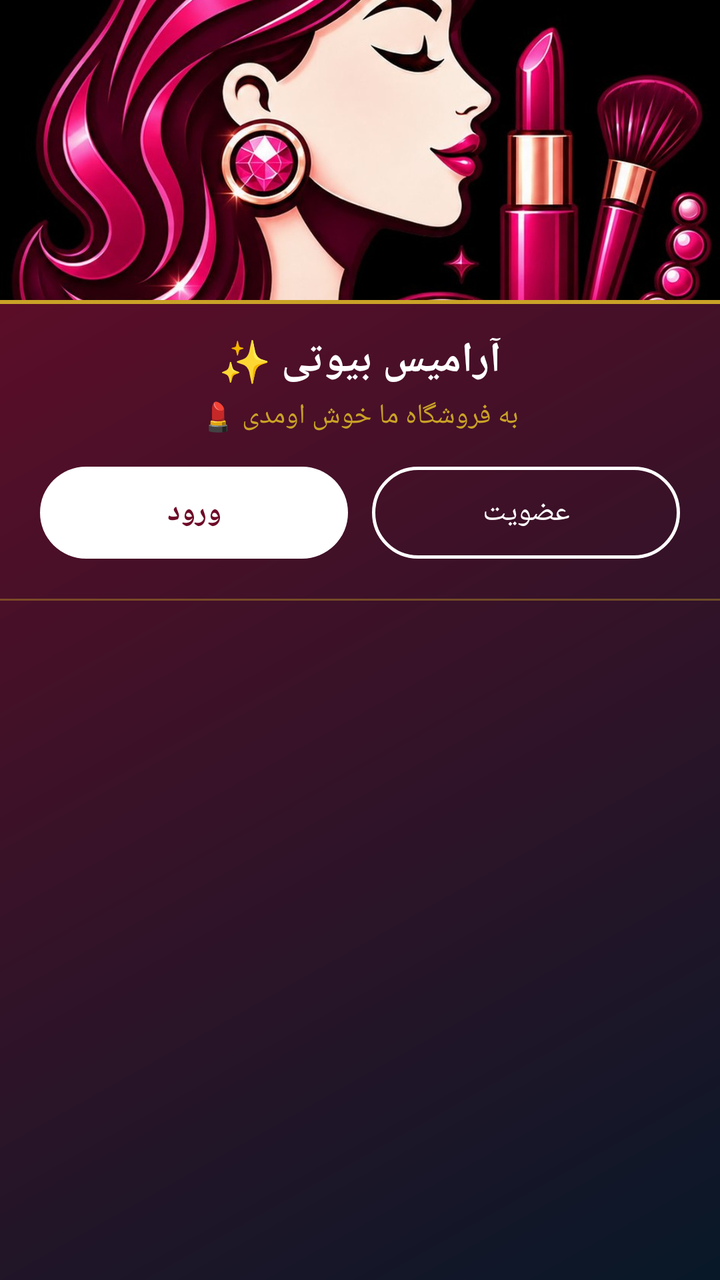
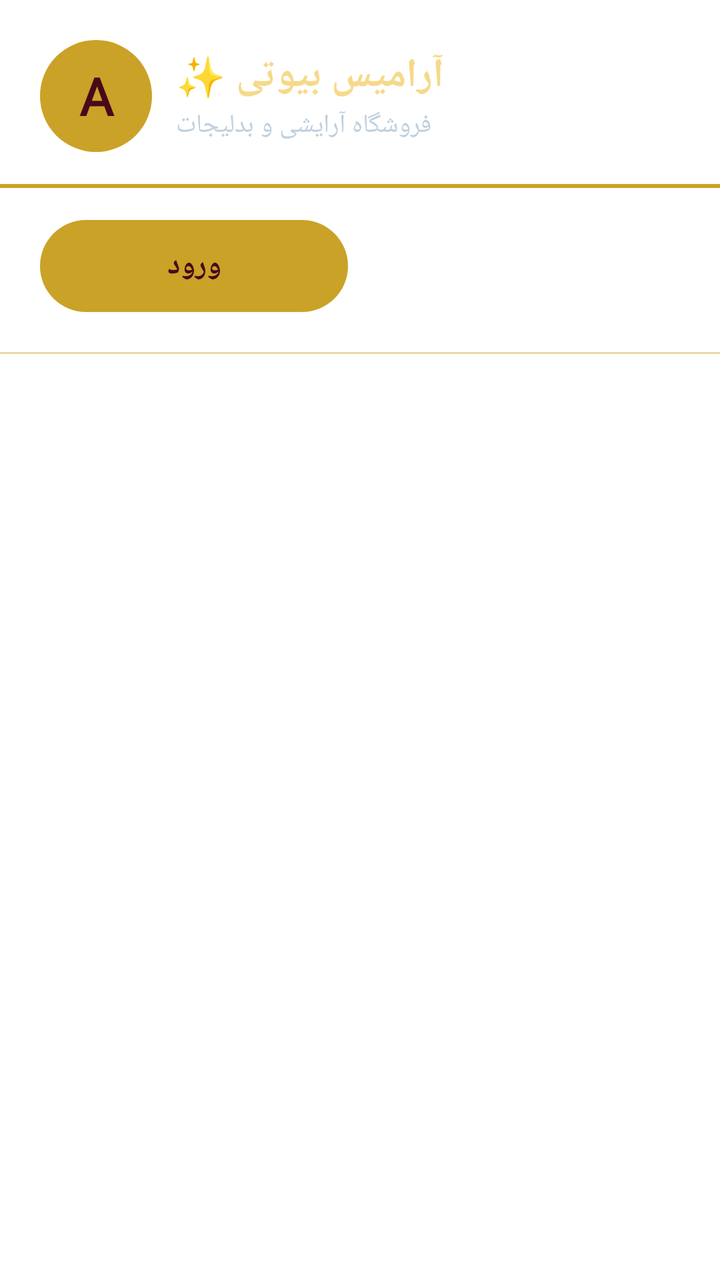

Compare the two renders of this Android layout. The source of the first and the diff that turns it into the second are given below.
<!-- AndroidManifest.xml: application theme Theme.AramisBeauty -->
<!-- res/layout/nav_header_main.xml -->
<?xml version="1.0" encoding="utf-8"?>
<LinearLayout xmlns:android="http://schemas.android.com/apk/res/android"
    xmlns:app="http://schemas.android.com/apk/res-auto"
    android:layout_width="match_parent"
    android:layout_height="wrap_content"
    android:background="@drawable/drawer_header_gradient"
    android:orientation="vertical">

    <ImageView
        android:layout_width="match_parent"
        android:layout_height="150dp"
        android:contentDescription="@string/app_name"
        android:scaleType="centerCrop"
        android:src="@drawable/drawer_banner" />

    <View
        android:layout_width="match_parent"
        android:layout_height="2dp"
        android:background="@color/gold" />

    <TextView
        android:layout_width="wrap_content"
        android:layout_height="wrap_content"
        android:layout_gravity="center"
        android:layout_marginTop="14dp"
        android:text="آرامیس بیوتی ✨"
        android:textColor="@color/white"
        android:textSize="21sp"
        android:textStyle="bold" />

    <TextView
        android:layout_width="wrap_content"
        android:layout_height="wrap_content"
        android:layout_gravity="center"
        android:layout_marginTop="4dp"
        android:text="به فروشگاه ما خوش اومدی 💄"
        android:textColor="@color/gold"
        android:textSize="14sp" />

    <LinearLayout
        android:id="@+id/auth_buttons_row"
        android:layout_width="match_parent"
        android:layout_height="wrap_content"
        android:layout_marginTop="16dp"
        android:orientation="horizontal"
        android:paddingStart="20dp"
        android:paddingEnd="20dp"
        android:paddingBottom="20dp">

        <Button
            android:id="@+id/btn_login"
            android:layout_width="0dp"
            android:layout_height="46dp"
            android:layout_marginEnd="6dp"
            android:layout_weight="1"
            android:background="@drawable/btn_white_pill"
            android:text="@string/login"
            android:textColor="@color/burgundy"
            android:textSize="15sp"
            android:textStyle="bold"
            app:backgroundTint="@null" />

        <Button
            android:id="@+id/btn_register"
            android:layout_width="0dp"
            android:layout_height="46dp"
            android:layout_marginStart="6dp"
            android:layout_weight="1"
            android:background="@drawable/btn_outline_white_pill"
            android:text="@string/register"
            android:textColor="@color/white"
            android:textSize="15sp"
            app:backgroundTint="@null" />

    </LinearLayout>

    <Button
        android:id="@+id/btn_profile"
        android:layout_width="match_parent"
        android:layout_height="46dp"
        android:layout_marginStart="20dp"
        android:layout_marginTop="16dp"
        android:layout_marginEnd="20dp"
        android:layout_marginBottom="20dp"
        android:background="@drawable/btn_white_pill"
        android:text="👤 مشاهده پروفایل"
        android:textColor="@color/burgundy"
        android:textSize="15sp"
        android:textStyle="bold"
        android:visibility="gone"
        app:backgroundTint="@null" />

    <View
        android:layout_width="match_parent"
        android:layout_height="1dp"
        android:alpha="0.4"
        android:background="@color/gold" />

</LinearLayout>
<!-- resources referenced by this layout -->
<resources>
  <color name="burgundy">#6E0B28</color>
  <color name="gold">#C9A227</color>
  <color name="white">#FFFFFF</color>
  <!-- drawable btn_outline_white_pill (drawable) -->
  <?xml version="1.0" encoding="utf-8"?>
  <shape xmlns:android="http://schemas.android.com/apk/res/android"
      android:shape="rectangle">
      <solid android:color="#00000000" />
      <stroke
          android:width="1.5dp"
          android:color="@color/white" />
      <corners android:radius="24dp" />
  </shape>
  <!-- drawable btn_white_pill (drawable) -->
  <?xml version="1.0" encoding="utf-8"?>
  <shape xmlns:android="http://schemas.android.com/apk/res/android"
      android:shape="rectangle">
      <solid android:color="@color/white" />
      <corners android:radius="24dp" />
  </shape>
  <!-- drawable drawer_banner: jpg bitmap (drawable, 138027 bytes) -->
  <!-- drawable drawer_header_gradient (drawable) -->
  <?xml version="1.0" encoding="utf-8"?>
  <shape xmlns:android="http://schemas.android.com/apk/res/android"
      android:shape="rectangle">
      <gradient
          android:angle="135"
          android:endColor="@color/burgundy"
          android:startColor="@color/header_top"
          android:type="linear" />
  </shape>
  <string name="app_name">آرامیس بیوتی</string>
  <string name="login">ورود</string>
  <string name="register">عضویت</string>
  <style name="Theme.AramisBeauty" parent="Theme.Material3.DayNight.NoActionBar">
          <item name="colorPrimary">@color/burgundy</item>
          <item name="colorPrimaryDark">@color/burgundy_dark</item>
          <item name="colorOnPrimary">@color/white</item>
          <item name="colorSecondary">@color/gold</item>
          <item name="android:windowBackground">@color/white</item>
          <item name="colorSurface">@color/white</item>
      </style>
  <color name="header_top">#081828</color>
  <color name="burgundy_dark">#4A0819</color>
</resources>

<!-- the commit's change to res/layout/nav_header_main.xml (unified diff, before → after) -->
@@ -3,39 +3,57 @@
     xmlns:app="http://schemas.android.com/apk/res-auto"
     android:layout_width="match_parent"
     android:layout_height="wrap_content"
-    android:background="@drawable/drawer_header_gradient"
-    android:orientation="vertical">
+    android:orientation="vertical"
+    android:paddingTop="20dp">
 
-    <ImageView
+    <LinearLayout
         android:layout_width="match_parent"
-        android:layout_height="150dp"
-        android:contentDescription="@string/app_name"
-        android:scaleType="centerCrop"
-        android:src="@drawable/drawer_banner" />
+        android:layout_height="wrap_content"
+        android:gravity="center_vertical"
+        android:orientation="horizontal"
+        android:paddingStart="20dp"
+        android:paddingEnd="20dp">
+
+        <TextView
+            android:layout_width="56dp"
+            android:layout_height="56dp"
+            android:background="@drawable/circle_gold"
+            android:fontFamily="@font/vazirmatn"
+            android:gravity="center"
+            android:text="A"
+            android:textColor="@color/burgundy_dark"
+            android:textSize="26sp"
+            android:textStyle="bold" />
+
+        <LinearLayout
+            android:layout_width="wrap_content"
+            android:layout_height="wrap_content"
+            android:layout_marginStart="12dp"
+            android:orientation="vertical">
+
+            <TextView
+                android:layout_width="wrap_content"
+                android:layout_height="wrap_content"
+                android:text="آرامیس بیوتی ✨"
+                android:textColor="@color/glass_gold_light"
+                android:textSize="20sp"
+                android:textStyle="bold" />
+
+            <TextView
+                android:layout_width="wrap_content"
+                android:layout_height="wrap_content"
+                android:layout_marginTop="2dp"
+                android:text="فروشگاه آرایشی و بدلیجات"
+                android:textColor="#BFD0DE"
+                android:textSize="13sp" />
+        </LinearLayout>
+    </LinearLayout>
 
     <View
         android:layout_width="match_parent"
         android:layout_height="2dp"
+        android:layout_marginTop="16dp"
         android:background="@color/gold" />
-
-    <TextView
-        android:layout_width="wrap_content"
-        android:layout_height="wrap_content"
-        android:layout_gravity="center"
-        android:layout_marginTop="14dp"
-        android:text="آرامیس بیوتی ✨"
-        android:textColor="@color/white"
-        android:textSize="21sp"
-        android:textStyle="bold" />
-
-    <TextView
-        android:layout_width="wrap_content"
-        android:layout_height="wrap_content"
-        android:layout_gravity="center"
-        android:layout_marginTop="4dp"
-        android:text="به فروشگاه ما خوش اومدی 💄"
-        android:textColor="@color/gold"
-        android:textSize="14sp" />
 
     <LinearLayout
         android:id="@+id/auth_buttons_row"
@@ -53,9 +71,9 @@
             android:layout_height="46dp"
             android:layout_marginEnd="6dp"
             android:layout_weight="1"
-            android:background="@drawable/btn_white_pill"
+            android:background="@drawable/btn_gold_pill"
             android:text="@string/login"
-            android:textColor="@color/burgundy"
+            android:textColor="@color/burgundy_dark"
             android:textSize="15sp"
             android:textStyle="bold"
             app:backgroundTint="@null" />
@@ -82,9 +100,9 @@
         android:layout_marginTop="16dp"
         android:layout_marginEnd="20dp"
         android:layout_marginBottom="20dp"
-        android:background="@drawable/btn_white_pill"
+        android:background="@drawable/btn_gold_pill"
         android:text="👤 مشاهده پروفایل"
-        android:textColor="@color/burgundy"
+        android:textColor="@color/burgundy_dark"
         android:textSize="15sp"
         android:textStyle="bold"
         android:visibility="gone"
<!-- resource entries referenced after the edit -->
@@ -3,6 +3,13 @@
   <color name="burgundy">#6E0B28</color>
   <color name="gold">#C9A227</color>
   <color name="white">#FFFFFF</color>
+  <!-- drawable btn_gold_pill (drawable) -->
+  <?xml version="1.0" encoding="utf-8"?>
+  <shape xmlns:android="http://schemas.android.com/apk/res/android"
+      android:shape="rectangle">
+      <solid android:color="@color/gold" />
+      <corners android:radius="24dp" />
+  </shape>
   <!-- drawable btn_outline_white_pill (drawable) -->
   <?xml version="1.0" encoding="utf-8"?>
   <shape xmlns:android="http://schemas.android.com/apk/res/android"
@@ -13,25 +20,12 @@
           android:color="@color/white" />
       <corners android:radius="24dp" />
   </shape>
-  <!-- drawable btn_white_pill (drawable) -->
+  <!-- drawable circle_gold (drawable) -->
   <?xml version="1.0" encoding="utf-8"?>
   <shape xmlns:android="http://schemas.android.com/apk/res/android"
-      android:shape="rectangle">
-      <solid android:color="@color/white" />
-      <corners android:radius="24dp" />
+      android:shape="oval">
+      <solid android:color="@color/gold" />
   </shape>
-  <!-- drawable drawer_banner: jpg bitmap (drawable, 138027 bytes) -->
-  <!-- drawable drawer_header_gradient (drawable) -->
-  <?xml version="1.0" encoding="utf-8"?>
-  <shape xmlns:android="http://schemas.android.com/apk/res/android"
-      android:shape="rectangle">
-      <gradient
-          android:angle="135"
-          android:endColor="@color/burgundy"
-          android:startColor="@color/header_top"
-          android:type="linear" />
-  </shape>
-  <string name="app_name">آرامیس بیوتی</string>
   <string name="login">ورود</string>
   <string name="register">عضویت</string>
   <style name="Theme.AramisBeauty" parent="Theme.Material3.DayNight.NoActionBar">
@@ -42,7 +36,7 @@
           <item name="android:windowBackground">@color/white</item>
           <item name="colorSurface">@color/white</item>
       </style>
-  <color name="header_top">#081828</color>
   <color name="burgundy_dark">#4A0819</color>
+  <color name="glass_gold_light">#F6D98A</color>
 </resources>
 
